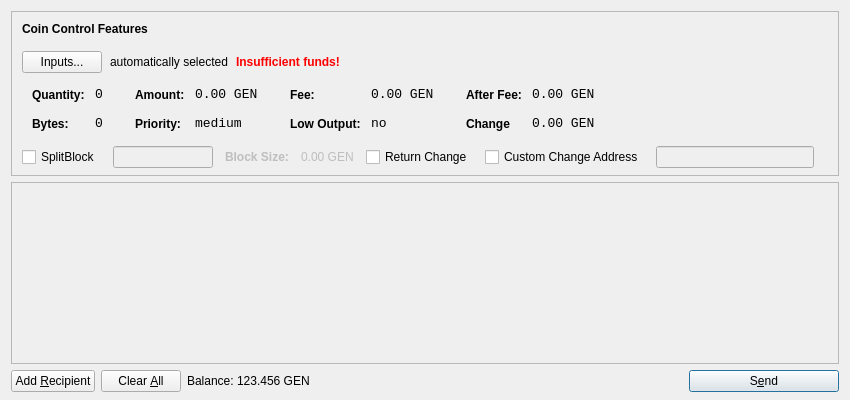
This is src/qt/forms/sendcoinsdialog.ui in ultra-pool/g3nstake as Qt 5 draws it before an edit. The edited form follows.
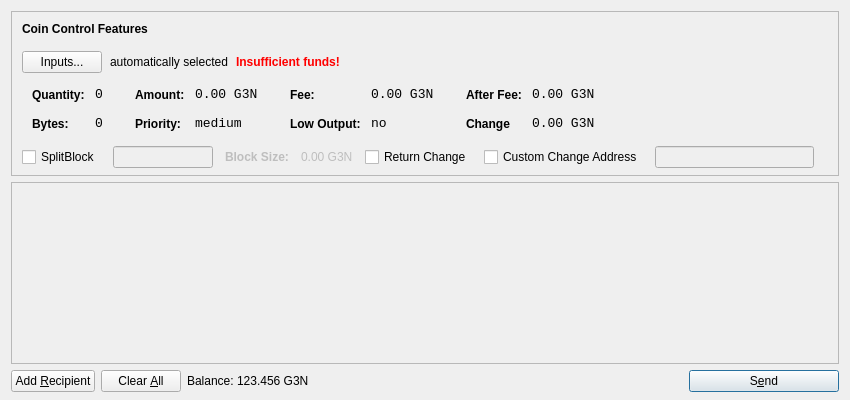
This is the edited form. Icons and pictures are not drawn.

```diff
--- a/src/qt/forms/sendcoinsdialog.ui
+++ b/src/qt/forms/sendcoinsdialog.ui
@@ -321,7 +321,7 @@
                   <enum>Qt::ActionsContextMenu</enum>
                  </property>
                  <property name="text">
-                  <string>0.00 GEN</string>
+                  <string>0.00 G3N</string>
                  </property>
                  <property name="textInteractionFlags">
                   <set>Qt::LinksAccessibleByMouse|Qt::TextSelectableByKeyboard|Qt::TextSelectableByMouse</set>
@@ -407,7 +407,7 @@
                   <enum>Qt::ActionsContextMenu</enum>
                  </property>
                  <property name="text">
-                  <string>0.00 GEN</string>
+                  <string>0.00 G3N</string>
                  </property>
                  <property name="textInteractionFlags">
                   <set>Qt::LinksAccessibleByMouse|Qt::TextSelectableByKeyboard|Qt::TextSelectableByMouse</set>
@@ -496,7 +496,7 @@
                   <enum>Qt::ActionsContextMenu</enum>
                  </property>
                  <property name="text">
-                  <string>0.00 GEN</string>
+                  <string>0.00 G3N</string>
                  </property>
                  <property name="textInteractionFlags">
                   <set>Qt::LinksAccessibleByMouse|Qt::TextSelectableByKeyboard|Qt::TextSelectableByMouse</set>
@@ -528,7 +528,7 @@
                   <enum>Qt::ActionsContextMenu</enum>
                  </property>
                  <property name="text">
-                  <string>0.00 GEN</string>
+                  <string>0.00 G3N</string>
                  </property>
                  <property name="textInteractionFlags">
                   <set>Qt::LinksAccessibleByMouse|Qt::TextSelectableByKeyboard|Qt::TextSelectableByMouse</set>
@@ -604,7 +604,7 @@
              <bool>false</bool>
             </property>
             <property name="text">
-             <string>0.00 GEN</string>
+             <string>0.00 G3N</string>
             </property>
            </widget>
           </item>
@@ -794,7 +794,7 @@
           <cursorShape>IBeamCursor</cursorShape>
          </property>
          <property name="text">
-          <string>123.456 GEN</string>
+          <string>123.456 G3N</string>
          </property>
          <property name="textInteractionFlags">
           <set>Qt::LinksAccessibleByMouse|Qt::TextSelectableByKeyboard|Qt::TextSelectableByMouse</set>
```
